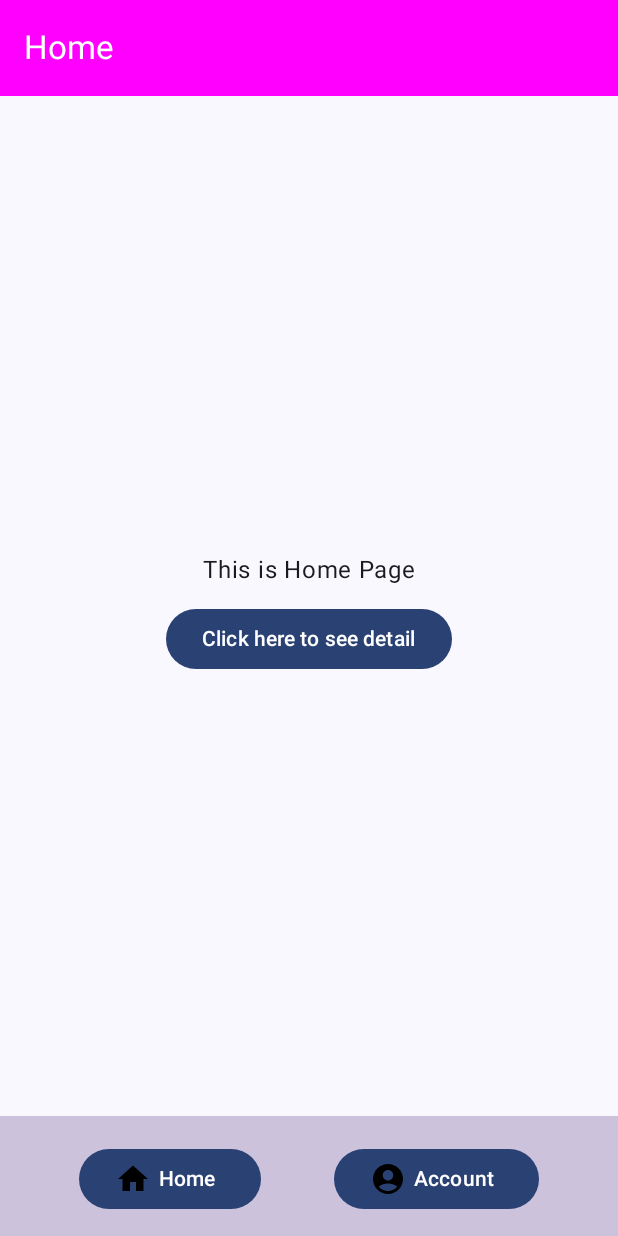
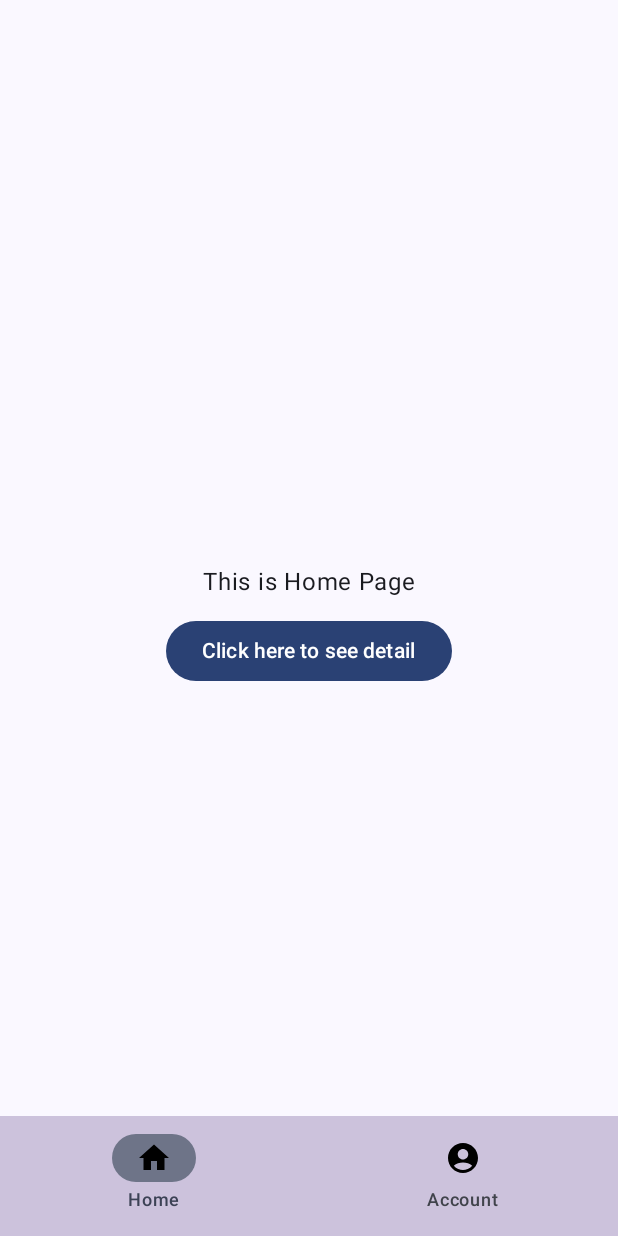
Before and after one commit to kedrakk/JetpackComposeNavigationSample, an Android app built with Jetpack Compose: the screen it shows after launch (MainActivity), after a tap on "Login", on a phone screen of 412 x 824 dp. Run offline under Robolectric (Android 15) with nearby library versions, the phone set to English and light mode, and no system bars.

Commit message:
bottom bar done

```diff
--- a/app/src/main/java/com/example/jetpackcomposenavigationsample/data/BottomBarItems.kt
+++ b/app/src/main/java/com/example/jetpackcomposenavigationsample/data/BottomBarItems.kt
@@ -1,3 +1,8 @@
 package com.example.jetpackcomposenavigationsample.data
 
-data class BottomBarItems(val icon:Int, val label:String)
+data class BottomBarItems(
+    val icon:Int,
+    val label:String,
+    val index:Int,
+    val destination:ROUTES,
+)
--- a/app/src/main/java/com/example/jetpackcomposenavigationsample/data/BottomBarItemsData.kt
+++ b/app/src/main/java/com/example/jetpackcomposenavigationsample/data/BottomBarItemsData.kt
@@ -3,8 +3,8 @@ package com.example.jetpackcomposenavigationsample.data
 import com.example.jetpackcomposenavigationsample.R
 
 object BottomBarItemsData {
-    val allBottomBarItems:List<BottomBarItems> = listOf(
-        BottomBarItems(icon = R.drawable.baseline_home_24, label = "Home"),
-        BottomBarItems(icon = R.drawable.baseline_account_circle_24, label = "Account")
+    val allBottomBarItems: List<BottomBarItems> = listOf(
+        BottomBarItems(icon = R.drawable.baseline_home_24, label = "Home", index = 1, destination = ROUTES.HOME_CONTENT,),
+        BottomBarItems(icon = R.drawable.baseline_account_circle_24, label = "Account", index = 2, destination = ROUTES.ACCOUNT,)
     )
 }
--- a/app/src/main/java/com/example/jetpackcomposenavigationsample/data/ROUTES.kt
+++ b/app/src/main/java/com/example/jetpackcomposenavigationsample/data/ROUTES.kt
@@ -1,5 +1,5 @@
 package com.example.jetpackcomposenavigationsample.data
 
 enum class ROUTES {
-    LOGIN, HOME, DETAIL, ACCOUNT, SETTING
+    LOGIN, HOME, DETAIL, ACCOUNT, SETTING, HOME_CONTENT
 }
--- a/app/src/main/java/com/example/jetpackcomposenavigationsample/pages/Home.kt
+++ b/app/src/main/java/com/example/jetpackcomposenavigationsample/pages/Home.kt
@@ -1,5 +1,6 @@
 package com.example.jetpackcomposenavigationsample.pages
 
+import android.annotation.SuppressLint
 import androidx.compose.foundation.layout.Arrangement
 import androidx.compose.foundation.layout.Column
 import androidx.compose.foundation.layout.fillMaxSize
@@ -11,37 +12,36 @@ import androidx.compose.material3.Text
 import androidx.compose.runtime.Composable
 import androidx.compose.ui.Alignment
 import androidx.compose.ui.Modifier
-import androidx.compose.ui.tooling.preview.Preview
 import androidx.compose.ui.unit.dp
+import androidx.navigation.NavHostController
+import androidx.navigation.compose.rememberNavController
+import com.example.jetpackcomposenavigationsample.data.ROUTES
 
+@SuppressLint("UnusedMaterial3ScaffoldPaddingParameter")
 @OptIn(ExperimentalMaterial3Api::class)
 @Composable
 fun HomePage() {
-    Scaffold(topBar = {
-        CommonAppBar(label = "Home")
-    },
-        bottomBar = {
-            CommonBottomBar()
+    val navController = rememberNavController()
+    Scaffold(
+        bottomBar = { BottomBar(navController = navController) }
+    ) {
+        NavigationGraphHome(navController = navController)
     }
-    ) {
+}
+
+@Composable
+fun HomeContent(navController: NavHostController) {
     Column(
         modifier = Modifier
-                .padding(it)
             .fillMaxSize(),
         verticalArrangement = Arrangement.Center,
         horizontalAlignment = Alignment.CenterHorizontally
     ) {
         Text(text = "This is Home Page", modifier = Modifier.padding(vertical = 10.dp))
-            Button(onClick = { /*TODO*/ }) {
+        Button(onClick = {
+            navController.navigate(ROUTES.DETAIL.name)
+        }) {
             Text(text = "Click here to see detail")
         }
     }
 }
-
-}
-
-@Preview
-@Composable
-fun HomePreview() {
-    HomePage()
-}
--- a/app/src/main/java/com/example/jetpackcomposenavigationsample/pages/MainScreen.kt
+++ b/app/src/main/java/com/example/jetpackcomposenavigationsample/pages/MainScreen.kt
@@ -1,16 +1,6 @@
 package com.example.jetpackcomposenavigationsample.pages
 
-import androidx.compose.foundation.layout.Arrangement
-import androidx.compose.foundation.layout.Column
-import androidx.compose.foundation.layout.fillMaxSize
-import androidx.compose.foundation.layout.padding
-import androidx.compose.material3.Button
-import androidx.compose.material3.ExperimentalMaterial3Api
-import androidx.compose.material3.Scaffold
-import androidx.compose.material3.Text
 import androidx.compose.runtime.Composable
-import androidx.compose.ui.Alignment
-import androidx.compose.ui.Modifier
 import androidx.navigation.compose.NavHost
 import androidx.navigation.compose.composable
 import androidx.navigation.compose.rememberNavController
@@ -19,21 +9,5 @@ import com.example.jetpackcomposenavigationsample.data.ROUTES
 @Composable
 fun MainScreenPage() {
     val navController = rememberNavController()
-    NavHost(navController = navController, startDestination = ROUTES.LOGIN.name){
-        composable(ROUTES.LOGIN.name){
-            LoginPage(navController = navController)
-        }
-        composable(ROUTES.HOME.name){
-            HomePage()
-        }
-        composable(ROUTES.ACCOUNT.name){
-            AccountPage()
-        }
-        composable(ROUTES.DETAIL.name){
-            DetailPage()
-        }
-        composable(ROUTES.SETTING.name){
-            SettingPage()
-        }
-    }
+    NavigationGraph(navController = navController)
 }
--- /dev/null
+++ b/app/src/main/java/com/example/jetpackcomposenavigationsample/pages/NavigationGraph.kt
@@ -0,0 +1,42 @@
+package com.example.jetpackcomposenavigationsample.pages
+
+import androidx.compose.runtime.Composable
+import androidx.navigation.NavGraphBuilder
+import androidx.navigation.NavHostController
+import androidx.navigation.compose.NavHost
+import androidx.navigation.compose.composable
+import androidx.navigation.navigation
+import com.example.jetpackcomposenavigationsample.data.ROUTES
+
+@Composable
+fun NavigationGraph(navController: NavHostController) {
+    NavHost(
+        navController = navController, startDestination = ROUTES.LOGIN
+            .name,
+    ) {
+        composable(ROUTES.LOGIN.name) {
+            LoginPage(navController = navController)
+        }
+        composable(ROUTES.HOME.name) {
+            HomePage()
+        }
+    }
+}
+
+@Composable
+fun NavigationGraphHome(navController: NavHostController) {
+    NavHost(navController = navController, startDestination = ROUTES.HOME_CONTENT.name){
+        composable(ROUTES.HOME_CONTENT.name) {
+            HomeContent(navController)
+        }
+        composable(ROUTES.ACCOUNT.name) {
+            AccountPage(navController)
+        }
+        composable(ROUTES.DETAIL.name) {
+            DetailPage()
+        }
+        composable(ROUTES.SETTING.name) {
+            SettingPage(navController = navController)
+        }
+    }
+}
--- a/app/src/main/java/com/example/jetpackcomposenavigationsample/pages/OtherComposes.kt
+++ b/app/src/main/java/com/example/jetpackcomposenavigationsample/pages/OtherComposes.kt
@@ -1,53 +1,92 @@
 package com.example.jetpackcomposenavigationsample.pages
 
 import androidx.compose.foundation.Image
+import androidx.compose.foundation.clickable
 import androidx.compose.foundation.layout.Arrangement
 import androidx.compose.foundation.layout.Row
 import androidx.compose.foundation.layout.fillMaxWidth
 import androidx.compose.foundation.layout.padding
 import androidx.compose.material3.BottomAppBar
-import androidx.compose.material3.BottomAppBarDefaults
-import androidx.compose.material3.Button
 import androidx.compose.material3.ExperimentalMaterial3Api
+import androidx.compose.material3.NavigationBar
+import androidx.compose.material3.NavigationBarItem
 import androidx.compose.material3.Text
 import androidx.compose.material3.TopAppBar
 import androidx.compose.material3.TopAppBarDefaults
 import androidx.compose.runtime.Composable
+import androidx.compose.runtime.getValue
+import androidx.compose.runtime.mutableStateOf
+import androidx.compose.runtime.remember
+import androidx.compose.runtime.setValue
 import androidx.compose.ui.Alignment
 import androidx.compose.ui.Modifier
+import androidx.compose.ui.graphics.Color
+import androidx.compose.ui.graphics.Color.Companion.Blue
 import androidx.compose.ui.graphics.Color.Companion.Magenta
 import androidx.compose.ui.graphics.Color.Companion.White
+import androidx.compose.ui.graphics.ColorFilter
 import androidx.compose.ui.res.painterResource
+import androidx.compose.ui.text.TextStyle
 import androidx.compose.ui.unit.dp
+import androidx.navigation.NavController
+import androidx.navigation.NavHostController
+import androidx.navigation.compose.currentBackStackEntryAsState
 import com.example.jetpackcomposenavigationsample.data.BottomBarItemsData
 import com.example.jetpackcomposenavigationsample.ui.theme.PurpleGrey80
 
 @OptIn(ExperimentalMaterial3Api::class)
 @Composable
-fun CommonAppBar(label:String) {
+fun CommonAppBar(label: String) {
     TopAppBar(
         title = { Text(text = label) },
-        colors = TopAppBarDefaults.smallTopAppBarColors(containerColor = Magenta, titleContentColor = White)
+        colors = TopAppBarDefaults.smallTopAppBarColors(
+            containerColor = Magenta,
+            titleContentColor = White
+        )
     )
 }
 
+
 @Composable
-fun CommonBottomBar() {
-    BottomAppBar(
+fun BottomBar(navController: NavHostController) {
+    val navBackStackEntry by navController.currentBackStackEntryAsState()
+    val currentRoute = navBackStackEntry?.destination?.route
+    NavigationBar(
         containerColor = PurpleGrey80,
-        contentColor = White,
     ) {
-        Row(modifier = Modifier.fillMaxWidth(), horizontalArrangement = Arrangement.SpaceEvenly) {
+        Row(
+            modifier = Modifier.fillMaxWidth(),
+            horizontalArrangement = Arrangement.SpaceEvenly
+        ) {
             BottomBarItemsData.allBottomBarItems.map {
-                Button(onClick = { /*TODO*/ }) {
-                    Row(
-                        verticalAlignment = Alignment.CenterVertically,
-                        horizontalArrangement = Arrangement.SpaceEvenly
-                    ) {
-                        Image(painter = painterResource(id = it.icon), contentDescription = it.label,)
-                        Text(text = it.label, modifier = Modifier.padding(horizontal = 5.dp))
+                NavigationBarItem(
+                    selected = currentRoute == it.destination.name ,
+                    onClick = {
+                        navController.navigate(it.destination.name) {
+
+                            navController.graph.startDestinationRoute?.let { screenRoute ->
+                                popUpTo(screenRoute) {
+                                    saveState = true
+                                }
+                            }
+                            launchSingleTop = true
+                            restoreState = true
+                        }
+                    },
+                    icon = {
+                        Image(
+                            painter = painterResource(id = it.icon),
+                            contentDescription = it.label,
+                        )
+                    },
+                    label = {
+                        Text(
+                            text = it.label,
+                            modifier = Modifier.padding(horizontal = 5.dp),
+                        )
                     }
-                }
+                )
+
             }
         }
     }
--- a/build.gradle
+++ b/build.gradle
@@ -2,5 +2,5 @@
 plugins {
     id 'com.android.application' version '8.0.2' apply false
     id 'com.android.library' version '8.0.2' apply false
-    id 'org.jetbrains.kotlin.android' version '1.7.20' apply false
+    id 'org.jetbrains.kotlin.android' version '1.9.10' apply false
 }
```
Also changed, not shown: app/build.gradle (+7 -7 lines), app/src/main/java/com/example/jetpackcomposenavigationsample/pages/Account.kt (+24 -2 lines), app/src/main/java/com/example/jetpackcomposenavigationsample/pages/Setting.kt (+14 -2 lines). Lines whose indentation alone changed are shown as unchanged.
